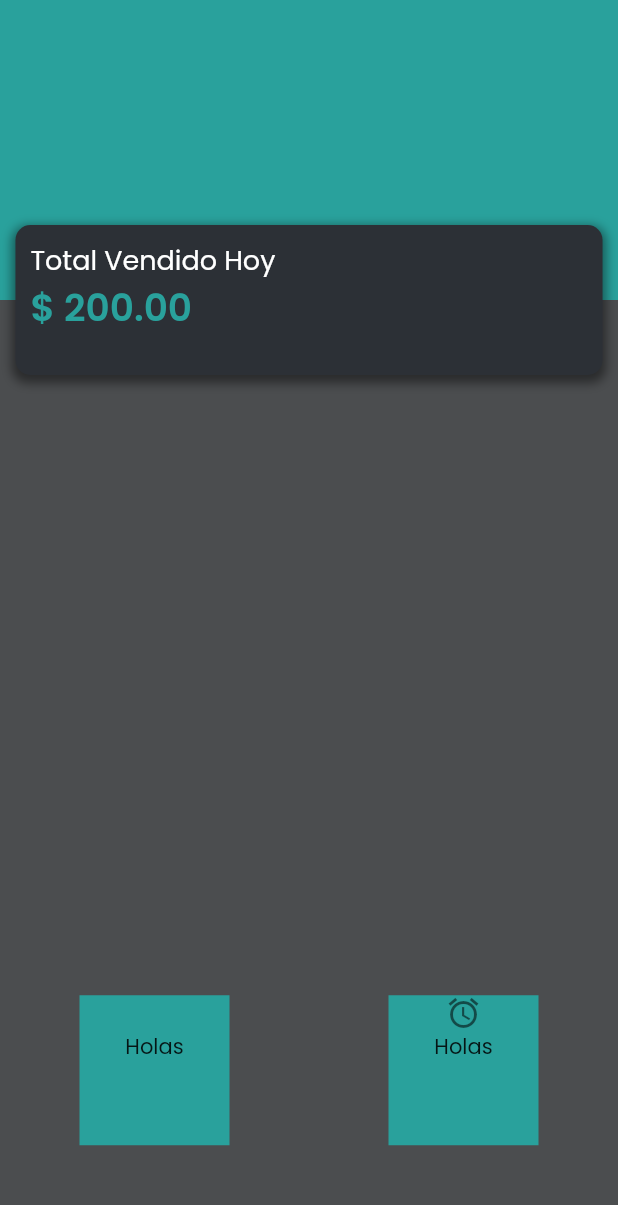
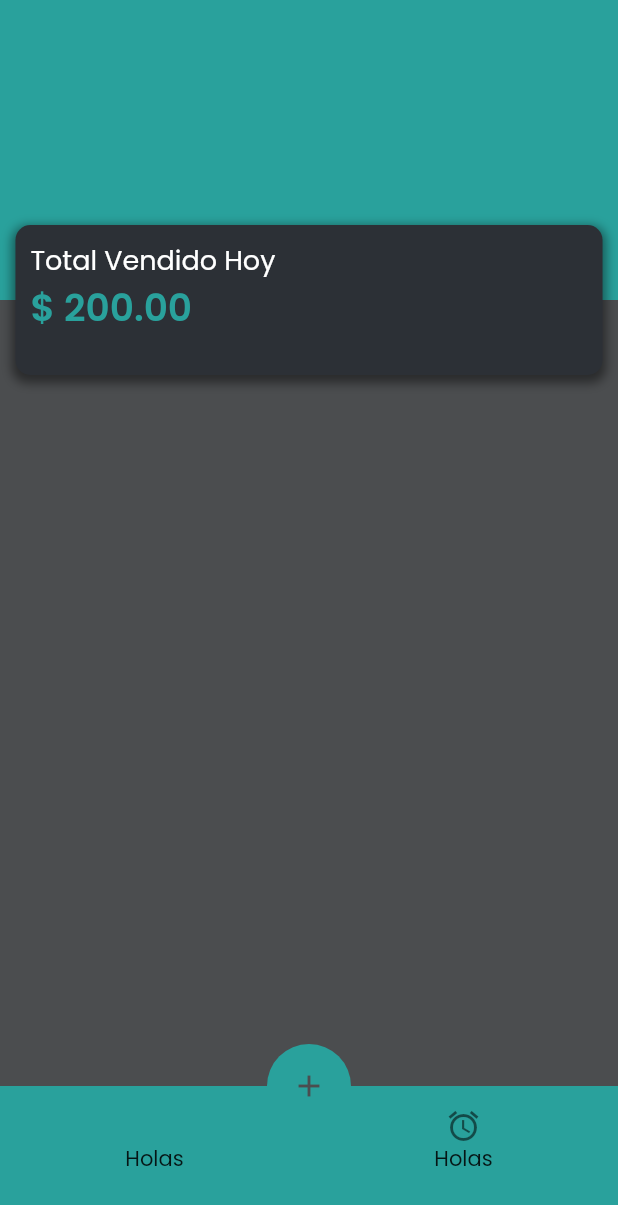
Before and after one commit to Hectorc70/ss_manager, a Flutter app: the HomePage screen opened by its route, on a phone screen of 412 x 824 dp. Shown: the top 1205 px of the screen. Run offline on Flutter 3.47's test engine with Material 2 defaults, Android fonts, the phone set to English and light mode, and no system bars; our stand-ins replace firebase_auth, firebase_core; accounts and stored records are empty.

Commit message:
se añadio boton flotante al bottom bar nav

```diff
--- a/lib/src/pages/home_page.dart
+++ b/lib/src/pages/home_page.dart
@@ -1,12 +1,15 @@
 import 'package:flutter/material.dart';
 import 'package:provider/provider.dart';
 import 'package:ss_manager/src/validations/autenticacion.dart';
+import 'package:ss_manager/src/widgets/bottom_nav_widge.dart';
 import 'package:ss_manager/src/widgets/custom_widgets.dart';
 
 class HomePage extends StatelessWidget {
   @override
   Widget build(BuildContext context) {
     final colorSecond = Theme.of(context).colorScheme.secondary;
+    final colorAcent = Theme.of(context).accentColor;
+    final colorP = Theme.of(context).primaryColor;
     final width = MediaQuery.of(context).size.width;
 
     return Material(
@@ -20,6 +23,17 @@ class HomePage extends StatelessWidget {
                 ),
                 body: BodyHome(),
                 bottomNavigationBar: BottomNavBarCustom(),
+                floatingActionButton: FloatingActionButton(
+                  onPressed: () {},
+                  elevation: 0.0,
+                  backgroundColor: colorP,
+                  child: Icon(
+                    Icons.add,
+                    color: colorAcent,
+                  ),
+                ),
+                floatingActionButtonLocation:
+                    FloatingActionButtonLocation.centerDocked,
               ),
               onWillPop: () {
                 return new Future(() => false);
@@ -65,20 +79,6 @@ class BodyHome extends StatelessWidget {
         ],
       ),
     );
-  }
-
-  Widget _bottomBar(BuildContext context) {
-    final cardOptionReportar = Container(
-      color: Colors.red,
-      child: Column(
-        children: [Icon(Icons.report), Text('Reportar Error')],
-      ),
-    );
-    return Container(
-        child: ListView(
-      scrollDirection: Axis.horizontal,
-      children: [cardOptionReportar],
-    ));
   }
 }
 
--- a/lib/src/widgets/bottom_nav_widge.dart
+++ b/lib/src/widgets/bottom_nav_widge.dart
@@ -0,0 +1,43 @@
+import 'package:flutter/material.dart';
+
+class BottomNavBarCustom extends StatelessWidget {
+  @override
+  Widget build(BuildContext context) {
+    final colorSecond = Theme.of(context).primaryColor;
+    final widthScreen = MediaQuery.of(context).size.width;
+
+    return Container(
+        decoration: BoxDecoration(
+          color: Colors.orange,
+          borderRadius: BorderRadius.only(
+              topLeft: Radius.circular(15), bottomLeft: Radius.circular(15)),
+        ),
+        height: 100.0,
+        width: widthScreen,
+        child: BottomNavigationBar(
+          backgroundColor: colorSecond,
+          elevation: 0.0,
+          items: [
+            BottomNavigationBarItem(
+                icon: _bottomNavBarItemCustom(context), label: ''),
+            BottomNavigationBarItem(
+                icon: _bottomNavBarItemCustom(context), label: ''),
+          ],
+        ));
+  }
+
+  Widget _bottomNavBarItemCustom(BuildContext context) {
+    final colorPrimary = Theme.of(context).primaryColor;
+    return Container(
+      width: 50.0,
+      height: 50.0,
+      color: colorPrimary,
+      child: Column(
+        children: [
+          Icon(Icons.access_alarm),
+          Text('Holas'),
+        ],
+      ),
+    );
+  }
+}
--- a/lib/src/widgets/custom_widgets.dart
+++ b/lib/src/widgets/custom_widgets.dart
@@ -25,40 +25,3 @@ class AppBarHomeCustom extends StatelessWidget {
     );
   }
 }
-
-class BottomNavBarCustom extends StatelessWidget {
-  @override
-  Widget build(BuildContext context) {
-    final colorSecond = Theme.of(context).colorScheme.secondary;
-
-    return Container(
-        height: 200.0,
-        color: colorSecond,
-        child: BottomNavigationBar(
-          backgroundColor: colorSecond,
-          elevation: 0.0,
-
-          items: [
-            BottomNavigationBarItem(
-                icon: _bottomNavBarItemCustom(context), label: ''),
-            BottomNavigationBarItem(
-                icon: _bottomNavBarItemCustom(context), label: ''),
-          ],
-        ));
-  }
-
-  Widget _bottomNavBarItemCustom(BuildContext context) {
-    final colorPrimary = Theme.of(context).primaryColor;
-    return Container(
-      width: 100.0,
-      height: 100.0,
-      color: colorPrimary,
-      child: Column(
-        children: [
-          Icon(Icons.access_alarm),
-          Text('Holas'),
-        ],
-      ),
-    );
-  }
-}
```
